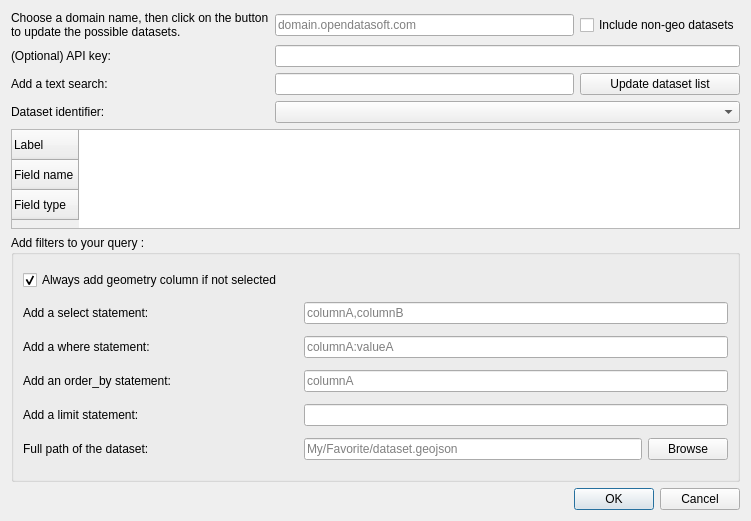
Before: the Qt Designer form plugin_dialog.ui in opendatasoft/qgis-ods-plugin, drawn with Qt 5.
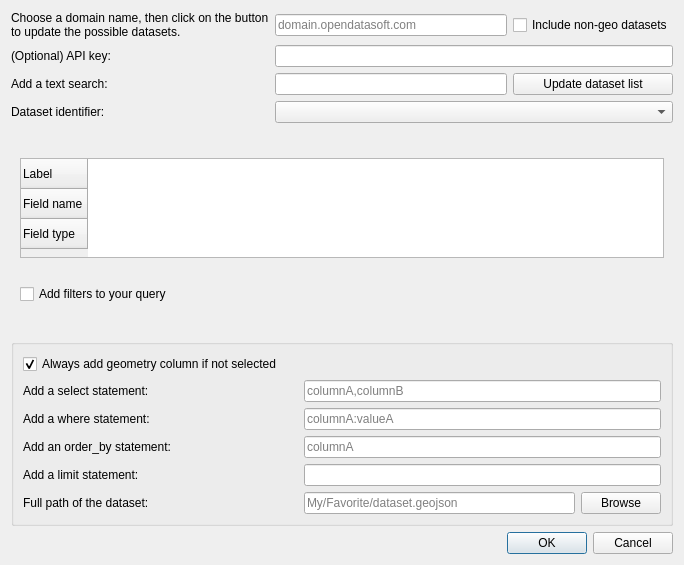
After: the same form once the commit is applied.

Commit message: UI parts are hidden or not when useful, and window size adapts correctly

Diff of the .ui file:
```diff
--- a/plugin_dialog.ui
+++ b/plugin_dialog.ui
@@ -6,15 +6,35 @@
    <rect>
     <x>0</x>
     <y>0</y>
-    <width>751</width>
-    <height>521</height>
+    <width>684</width>
+    <height>565</height>
    </rect>
   </property>
   <property name="windowTitle">
    <string>Import an ODS dataset</string>
   </property>
   <layout class="QGridLayout" name="gridLayout">
-   <item row="14" column="0" colspan="3">
+   <item row="32" column="1" colspan="2">
+    <widget class="QDialogButtonBox" name="dialogButtonBox">
+     <property name="orientation">
+      <enum>Qt::Horizontal</enum>
+     </property>
+     <property name="standardButtons">
+      <set>QDialogButtonBox::Cancel|QDialogButtonBox::Ok</set>
+     </property>
+    </widget>
+   </item>
+   <item row="16" column="0" colspan="3">
+    <widget class="QWidget" name="metadataWidget" native="true">
+     <layout class="QGridLayout" name="gridLayout_4">
+      <item row="1" column="0">
+       <widget class="QCheckBox" name="showFilterCheckBox">
+        <property name="text">
+         <string>Add filters to your query</string>
+        </property>
+       </widget>
+      </item>
+      <item row="0" column="0">
     <widget class="QTableWidget" name="schemaTableWidget">
      <property name="minimumSize">
       <size>
@@ -48,88 +68,16 @@
      </row>
     </widget>
    </item>
-   <item row="7" column="0">
-    <widget class="QLabel" name="textSearchLabel">
-     <property name="text">
-      <string>Add a text search:</string>
-     </property>
+     </layout>
     </widget>
    </item>
-   <item row="5" column="2">
-    <widget class="QCheckBox" name="nonGeoCheckBox">
-     <property name="text">
-      <string>Include non-geo datasets</string>
-     </property>
-    </widget>
-   </item>
-   <item row="7" column="2">
-    <widget class="QPushButton" name="updateListButton">
-     <property name="text">
-      <string>Update dataset list</string>
-     </property>
-    </widget>
-   </item>
-   <item row="30" column="1" colspan="2">
-    <widget class="QDialogButtonBox" name="dialogButtonBox">
-     <property name="orientation">
-      <enum>Qt::Horizontal</enum>
-     </property>
-     <property name="standardButtons">
-      <set>QDialogButtonBox::Cancel|QDialogButtonBox::Ok</set>
-     </property>
-    </widget>
-   </item>
-   <item row="11" column="0">
-    <widget class="QLabel" name="datasetLabel">
-     <property name="text">
-      <string>Dataset identifier:</string>
-     </property>
-    </widget>
-   </item>
-   <item row="5" column="1">
-    <widget class="QLineEdit" name="domainInput">
-     <property name="text">
-      <string/>
-     </property>
-     <property name="placeholderText">
-      <string>domain.opendatasoft.com</string>
-     </property>
-    </widget>
-   </item>
-   <item row="5" column="0">
-    <widget class="QLabel" name="domainLabel">
-     <property name="text">
-      <string>Choose a domain name, then click on the button 
-to update the possible datasets.</string>
-     </property>
-    </widget>
-   </item>
-   <item row="6" column="1" colspan="2">
-    <widget class="QLineEdit" name="apikeyInput"/>
-   </item>
-   <item row="11" column="1" colspan="2">
-    <widget class="QComboBox" name="datasetListComboBox"/>
-   </item>
-   <item row="7" column="1">
-    <widget class="QLineEdit" name="textSearchInput"/>
-   </item>
-   <item row="6" column="0">
-    <widget class="QLabel" name="apikeyLabel">
-     <property name="text">
-      <string>(Optional) API key:</string>
-     </property>
-    </widget>
-   </item>
-   <item row="27" column="0" colspan="3">
+   <item row="28" column="0" rowspan="2" colspan="3">
     <widget class="QGroupBox" name="filterGroupBox">
-     <property name="enabled">
-      <bool>true</bool>
-     </property>
      <property name="styleSheet">
       <string notr="true"/>
      </property>
      <property name="title">
-      <string>Add filters to your query :</string>
+      <string/>
      </property>
      <property name="flat">
       <bool>true</bool>
@@ -227,6 +175,68 @@
      </layout>
     </widget>
    </item>
+   <item row="0" column="0">
+    <widget class="QLabel" name="domainLabel">
+     <property name="text">
+      <string>Choose a domain name, then click on the button 
+to update the possible datasets.</string>
+     </property>
+    </widget>
+   </item>
+   <item row="0" column="2">
+    <widget class="QCheckBox" name="nonGeoCheckBox">
+     <property name="text">
+      <string>Include non-geo datasets</string>
+     </property>
+    </widget>
+   </item>
+   <item row="0" column="1">
+    <widget class="QLineEdit" name="domainInput">
+     <property name="text">
+      <string/>
+     </property>
+     <property name="placeholderText">
+      <string>domain.opendatasoft.com</string>
+     </property>
+    </widget>
+   </item>
+   <item row="2" column="2">
+    <widget class="QPushButton" name="updateListButton">
+     <property name="text">
+      <string>Update dataset list</string>
+     </property>
+    </widget>
+   </item>
+   <item row="1" column="0">
+    <widget class="QLabel" name="apikeyLabel">
+     <property name="text">
+      <string>(Optional) API key:</string>
+     </property>
+    </widget>
+   </item>
+   <item row="1" column="1" colspan="2">
+    <widget class="QLineEdit" name="apikeyInput"/>
+   </item>
+   <item row="2" column="1">
+    <widget class="QLineEdit" name="textSearchInput"/>
+   </item>
+   <item row="2" column="0">
+    <widget class="QLabel" name="textSearchLabel">
+     <property name="text">
+      <string>Add a text search:</string>
+     </property>
+    </widget>
+   </item>
+   <item row="3" column="0">
+    <widget class="QLabel" name="datasetLabel">
+     <property name="text">
+      <string>Dataset identifier:</string>
+     </property>
+    </widget>
+   </item>
+   <item row="3" column="1" colspan="2">
+    <widget class="QComboBox" name="datasetListComboBox"/>
+   </item>
   </layout>
  </widget>
  <resources/>
```
Lines whose indentation alone changed are shown as unchanged. The commit also changes 1 other file.
